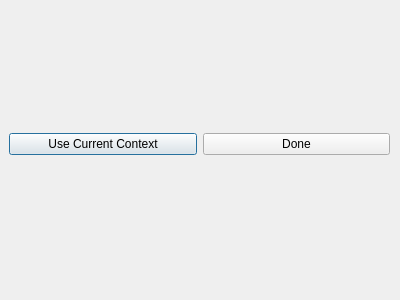
First picture: the form in contextview.ui, repository blaquee/QtSlothEmu, before the edit.
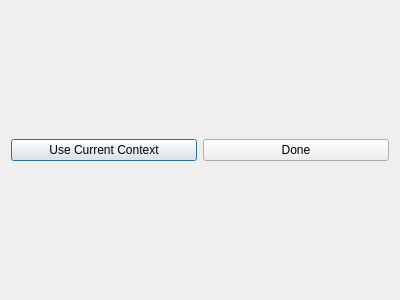
Second picture: the form after the edit.

The edit to the form file:
```diff
--- a/contextview.ui
+++ b/contextview.ui
@@ -16,15 +16,8 @@
   <property name="windowTitle">
    <string>Context Editor</string>
   </property>
-  <widget class="QWidget" name="verticalLayoutWidget">
-   <property name="geometry">
-    <rect>
-     <x>9</x>
-     <y>9</y>
-     <width>381</width>
-     <height>271</height>
-    </rect>
-   </property>
+  <layout class="QVBoxLayout" name="verticalLayout_2">
+   <item>
    <layout class="QVBoxLayout" name="verticalLayout">
     <item>
      <layout class="QGridLayout" name="gridLayout"/>
@@ -48,7 +41,8 @@
      </layout>
     </item>
    </layout>
-  </widget>
+   </item>
+  </layout>
  </widget>
  <resources/>
  <connections/>
```
Left out of the diff: 7 changed lines with no effect on the pictures. Lines whose indentation alone changed are shown as unchanged.
